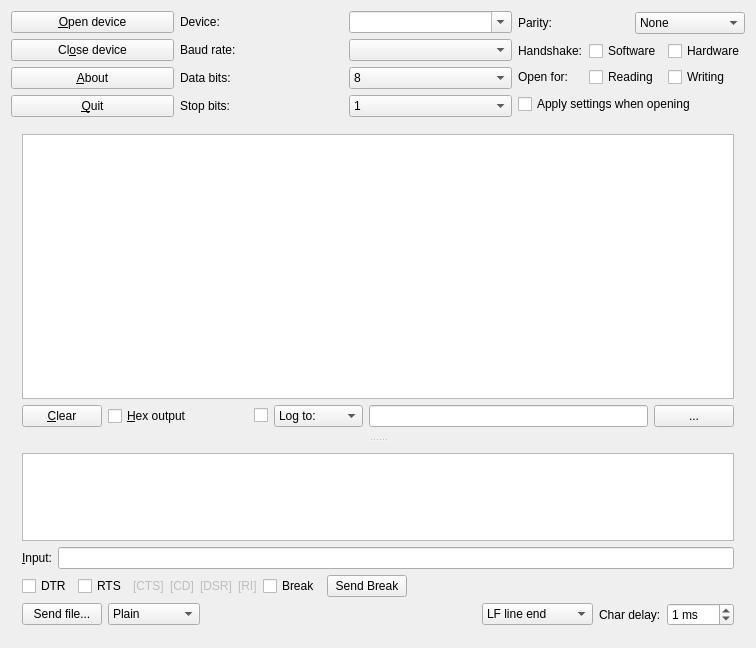
plumbum/Cutecom-my, file cutecommdlg.ui: the form before one commit.
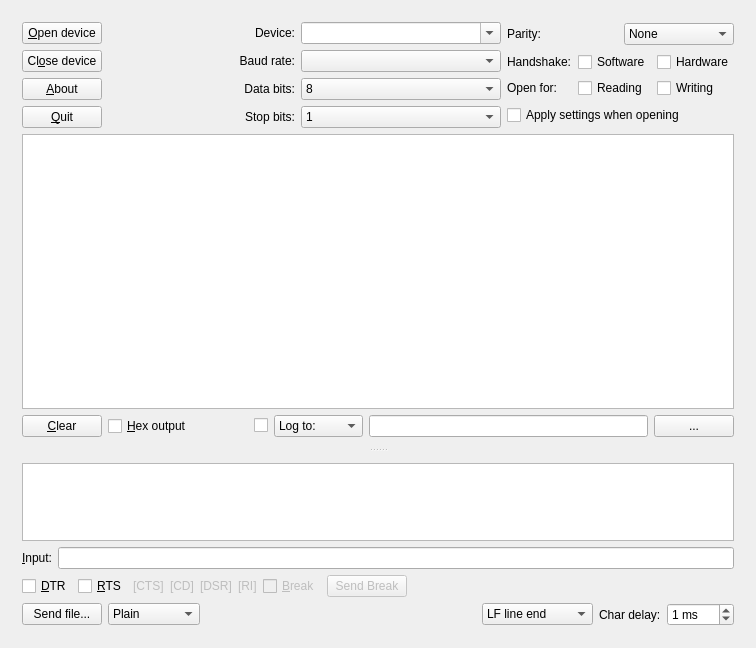
The form after the commit.

Commit message: Hotkeys for DTR, RTS

Patch:
```diff
--- a/cutecommdlg.ui
+++ b/cutecommdlg.ui
@@ -15,12 +15,96 @@
   </property>
   <layout class="QVBoxLayout">
    <item>
-    <layout class="QGridLayout">
+    <widget class="QSplitter" name="splitter2">
+     <property name="orientation">
+      <enum>Qt::Vertical</enum>
+     </property>
+     <widget class="QFrame" name="frame3">
+      <property name="sizePolicy">
+       <sizepolicy hsizetype="Preferred" vsizetype="Preferred">
+        <horstretch>0</horstretch>
+        <verstretch>2</verstretch>
+       </sizepolicy>
+      </property>
+      <property name="frameShape">
+       <enum>QFrame::NoFrame</enum>
+      </property>
+      <property name="frameShadow">
+       <enum>QFrame::Plain</enum>
+      </property>
+      <layout class="QVBoxLayout">
+       <item>
+        <layout class="QHBoxLayout" name="horizontalLayout_2" stretch="0,1,2,1">
+         <item>
+          <layout class="QVBoxLayout" name="verticalLayout_2">
+           <item>
+            <widget class="QPushButton" name="m_connectPb">
+             <property name="toolTip">
+              <string/>
+             </property>
+             <property name="text">
+              <string>&amp;Open device</string>
+             </property>
+             <property name="shortcut">
+              <string>Alt+O</string>
+             </property>
+            </widget>
+           </item>
+           <item>
+            <widget class="QPushButton" name="m_closePb">
+             <property name="text">
+              <string>Cl&amp;ose device</string>
+             </property>
+             <property name="shortcut">
+              <string>Alt+O</string>
+             </property>
+            </widget>
+           </item>
+           <item>
+            <widget class="QPushButton" name="m_aboutPb">
+             <property name="text">
+              <string>&amp;About</string>
+             </property>
+             <property name="shortcut">
+              <string>Alt+A</string>
+             </property>
+            </widget>
+           </item>
+           <item>
+            <widget class="QPushButton" name="m_quitPb">
+             <property name="text">
+              <string>&amp;Quit</string>
+             </property>
+             <property name="shortcut">
+              <string>Alt+Q</string>
+             </property>
+            </widget>
+           </item>
+          </layout>
+         </item>
+         <item>
+          <spacer name="horizontalSpacer_2">
+           <property name="orientation">
+            <enum>Qt::Horizontal</enum>
+           </property>
+           <property name="sizeHint" stdset="0">
+            <size>
+             <width>40</width>
+             <height>20</height>
+            </size>
+           </property>
+          </spacer>
+         </item>
+         <item>
+          <layout class="QGridLayout" columnstretch="0,0,1">
      <item row="3" column="1">
       <widget class="QLabel" name="textLabel5">
        <property name="text">
         <string>Stop bits:</string>
        </property>
+             <property name="alignment">
+              <set>Qt::AlignRight|Qt::AlignTrailing|Qt::AlignVCenter</set>
+             </property>
        <property name="wordWrap">
         <bool>false</bool>
        </property>
@@ -29,21 +113,14 @@
        </property>
       </widget>
      </item>
-     <item row="3" column="0">
-      <widget class="QPushButton" name="m_quitPb">
-       <property name="text">
-        <string>&amp;Quit</string>
-       </property>
-       <property name="shortcut">
-        <string>Alt+Q</string>
-       </property>
-      </widget>
-     </item>
      <item row="2" column="1">
       <widget class="QLabel" name="textLabel3">
        <property name="text">
         <string>Data bits:</string>
        </property>
+             <property name="alignment">
+              <set>Qt::AlignRight|Qt::AlignTrailing|Qt::AlignVCenter</set>
+             </property>
        <property name="wordWrap">
         <bool>false</bool>
        </property>
@@ -52,16 +129,6 @@
        </property>
       </widget>
      </item>
-     <item row="2" column="0">
-      <widget class="QPushButton" name="m_aboutPb">
-       <property name="text">
-        <string>&amp;About</string>
-       </property>
-       <property name="shortcut">
-        <string>Alt+A</string>
-       </property>
-      </widget>
-     </item>
      <item row="2" column="2">
       <widget class="QComboBox" name="m_dataBitsCb">
        <property name="currentIndex">
@@ -94,6 +161,9 @@
        <property name="text">
         <string>Device:</string>
        </property>
+             <property name="alignment">
+              <set>Qt::AlignRight|Qt::AlignTrailing|Qt::AlignVCenter</set>
+             </property>
        <property name="wordWrap">
         <bool>false</bool>
        </property>
@@ -102,29 +172,6 @@
        </property>
       </widget>
      </item>
-     <item row="0" column="0">
-      <widget class="QPushButton" name="m_connectPb">
-       <property name="toolTip">
-        <string/>
-       </property>
-       <property name="text">
-        <string>&amp;Open device</string>
-       </property>
-       <property name="shortcut">
-        <string>Alt+O</string>
-       </property>
-      </widget>
-     </item>
-     <item row="1" column="0">
-      <widget class="QPushButton" name="m_closePb">
-       <property name="text">
-        <string>Cl&amp;ose device</string>
-       </property>
-       <property name="shortcut">
-        <string>Alt+O</string>
-       </property>
-      </widget>
-     </item>
      <item row="3" column="2">
       <widget class="QComboBox" name="m_stopCb">
        <item>
@@ -144,6 +191,9 @@
        <property name="text">
         <string>Baud rate:</string>
        </property>
+             <property name="alignment">
+              <set>Qt::AlignRight|Qt::AlignTrailing|Qt::AlignVCenter</set>
+             </property>
        <property name="wordWrap">
         <bool>false</bool>
        </property>
@@ -166,7 +216,9 @@
        </property>
       </widget>
      </item>
-     <item row="0" column="3" rowspan="4">
+          </layout>
+         </item>
+         <item>
       <layout class="QVBoxLayout">
        <item>
         <layout class="QHBoxLayout">
@@ -290,25 +342,6 @@
     </layout>
    </item>
    <item>
-    <widget class="QSplitter" name="splitter2">
-     <property name="orientation">
-      <enum>Qt::Vertical</enum>
-     </property>
-     <widget class="QFrame" name="frame3">
-      <property name="sizePolicy">
-       <sizepolicy hsizetype="Preferred" vsizetype="Preferred">
-        <horstretch>0</horstretch>
-        <verstretch>2</verstretch>
-       </sizepolicy>
-      </property>
-      <property name="frameShape">
-       <enum>QFrame::NoFrame</enum>
-      </property>
-      <property name="frameShadow">
-       <enum>QFrame::Plain</enum>
-      </property>
-      <layout class="QVBoxLayout">
-       <item>
         <widget class="QTextBrowser" name="m_outputView">
          <property name="font">
           <font>
@@ -451,14 +484,14 @@
          <item>
           <widget class="QCheckBox" name="m_dtrCb">
            <property name="text">
-            <string>DTR</string>
+            <string>&amp;DTR</string>
            </property>
           </widget>
          </item>
          <item>
           <widget class="QCheckBox" name="m_rtsCb">
            <property name="text">
-            <string>RTS</string>
+            <string>&amp;RTS</string>
            </property>
           </widget>
          </item>
@@ -504,13 +537,19 @@
          </item>
          <item>
           <widget class="QCheckBox" name="m_breakCb">
+           <property name="enabled">
+            <bool>false</bool>
+           </property>
            <property name="text">
-            <string>Break</string>
+            <string>&amp;Break</string>
            </property>
           </widget>
          </item>
          <item>
           <widget class="QPushButton" name="m_sendBreakPb">
+           <property name="enabled">
+            <bool>false</bool>
+           </property>
            <property name="text">
             <string>Send Break</string>
            </property>
```
Left out of the diff: 4 changed lines with no effect on the pictures. Lines whose indentation alone changed are shown as unchanged.
